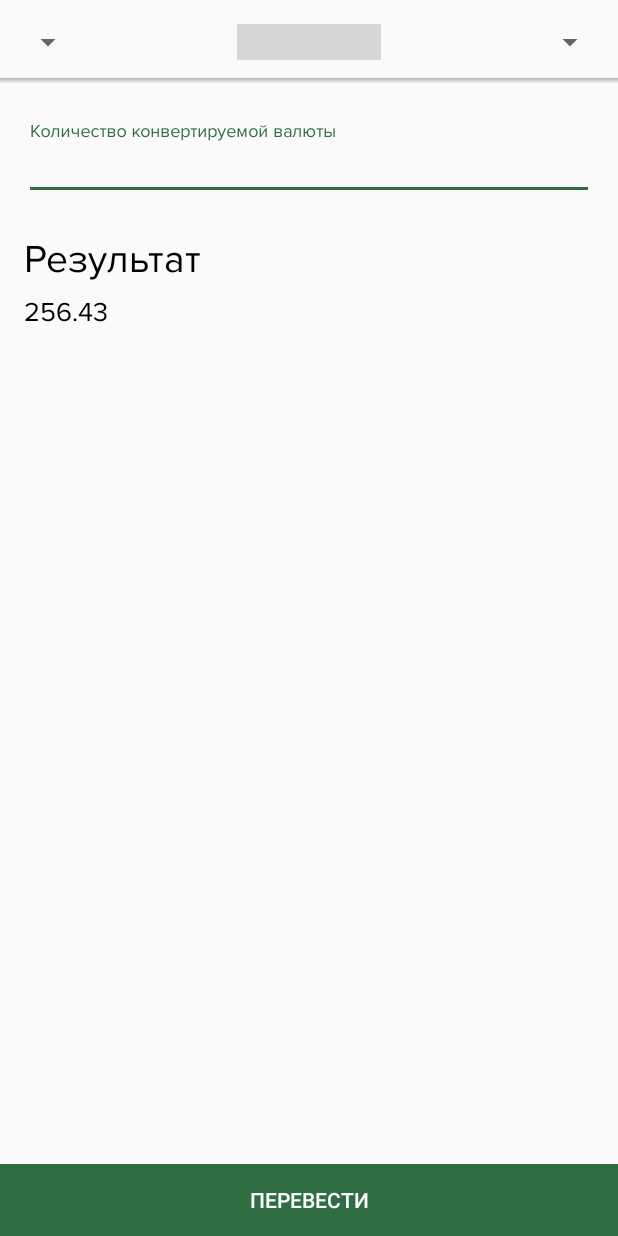
After one commit to Lounah/CurrencyConverter, an Android app: the layout fragment_currency_converter.xml on its own in the app's theme, with its tools: preview values and no code run, on a phone screen of 412 x 824 dp. The commit adds this screen. Run offline under Robolectric (Android 15) with nearby library versions, the phone set to English and light mode, and no system bars; grey boxes are pictures that could not be loaded.

Commit message:
Added main theme; App UI completed

```diff
--- /dev/null
+++ b/app/src/main/res/drawable/all_view_elevation.xml
@@ -0,0 +1,9 @@
+<?xml version="1.0" encoding="utf-8"?>
+<shape xmlns:android="http://schemas.android.com/apk/res/android">
+
+    <gradient
+        android:angle="270"
+        android:endColor="@color/white"
+        android:startColor="#b6b6b6"
+        android:type="linear" />
+</shape>
--- a/app/src/main/res/layout/activity_main.xml
+++ b/app/src/main/res/layout/activity_main.xml
@@ -1,18 +1,5 @@
 <?xml version="1.0" encoding="utf-8"?>
-<android.support.constraint.ConstraintLayout xmlns:android="http://schemas.android.com/apk/res/android"
-    xmlns:app="http://schemas.android.com/apk/res-auto"
-    xmlns:tools="http://schemas.android.com/tools"
+<FrameLayout xmlns:android="http://schemas.android.com/apk/res/android"
+    android:id="@+id/container_main"
     android:layout_width="match_parent"
-    android:layout_height="match_parent"
-    tools:context=".MainActivity">
-
-    <TextView
-        android:layout_width="wrap_content"
-        android:layout_height="wrap_content"
-        android:text="Hello World!"
-        app:layout_constraintBottom_toBottomOf="parent"
-        app:layout_constraintLeft_toLeftOf="parent"
-        app:layout_constraintRight_toRightOf="parent"
-        app:layout_constraintTop_toTopOf="parent" />
-
-</android.support.constraint.ConstraintLayout>
+    android:layout_height="match_parent" />
--- /dev/null
+++ b/app/src/main/res/layout/app_bar_converter.xml
@@ -0,0 +1,35 @@
+<?xml version="1.0" encoding="utf-8"?>
+<FrameLayout xmlns:android="http://schemas.android.com/apk/res/android"
+    android:layout_width="match_parent"
+    android:layout_height="wrap_content">
+
+    <Spinner
+        android:id="@+id/spinner_converter_from"
+        android:layout_width="wrap_content"
+        android:layout_height="wrap_content"
+        android:layout_gravity="start|center_vertical"
+        android:layout_margin="@dimen/app_margin_medium" />
+
+    <ImageButton
+        android:id="@+id/btn_converter_swap_currencies"
+        android:layout_width="wrap_content"
+        android:layout_height="wrap_content"
+        android:layout_gravity="center"
+        android:layout_margin="@dimen/app_margin"
+        android:background="?selectableItemBackground"
+        android:src="@drawable/ic_swap_horiz_black_36dp" />
+
+    <Spinner
+        android:id="@+id/spinner_converter_to"
+        android:layout_width="wrap_content"
+        android:layout_height="wrap_content"
+        android:layout_gravity="end|center_vertical"
+        android:layout_margin="@dimen/app_margin_medium" />
+
+    <View
+        android:layout_width="match_parent"
+        android:layout_height="4dp"
+        android:layout_gravity="bottom"
+        android:background="@drawable/all_view_elevation"/>
+
+</FrameLayout>
--- /dev/null
+++ b/app/src/main/res/layout/fragment_currency_converter.xml
@@ -0,0 +1,75 @@
+<?xml version="1.0" encoding="utf-8"?>
+<android.support.constraint.ConstraintLayout xmlns:android="http://schemas.android.com/apk/res/android"
+    xmlns:app="http://schemas.android.com/apk/res-auto"
+    xmlns:tools="http://schemas.android.com/tools"
+    android:layout_width="match_parent"
+    android:layout_height="match_parent">
+
+    <include
+        android:id="@+id/app_bar_coverter"
+        layout="@layout/app_bar_converter"
+        android:layout_width="match_parent"
+        android:layout_height="?attr/actionBarSize"
+        app:layout_constraintEnd_toEndOf="parent"
+        app:layout_constraintStart_toStartOf="parent"
+        app:layout_constraintTop_toTopOf="parent" />
+
+    <android.support.design.widget.TextInputLayout
+        android:id="@+id/input_layout_password"
+        android:layout_width="match_parent"
+        android:layout_height="wrap_content"
+        android:layout_marginEnd="@dimen/app_margin"
+        android:layout_marginStart="@dimen/app_margin"
+        android:layout_marginTop="@dimen/app_margin_large"
+        app:layout_constraintEnd_toEndOf="parent"
+        app:layout_constraintStart_toStartOf="parent"
+        app:layout_constraintTop_toBottomOf="@id/app_bar_coverter">
+
+        <EditText
+            android:id="@+id/editText"
+            style="@style/TextStyle"
+            android:layout_width="match_parent"
+            android:layout_height="wrap_content"
+            android:ems="10"
+            android:hint="@string/value_to_covert"
+            android:inputType="numberDecimal" />
+
+    </android.support.design.widget.TextInputLayout>
+
+    <TextView
+        android:id="@+id/label_converter_result"
+        style="@style/TextStyle.Large"
+        android:layout_width="0dp"
+        android:layout_height="wrap_content"
+        android:layout_marginStart="@dimen/app_margin"
+        android:layout_marginTop="@dimen/app_margin_large"
+        android:text="@string/result_of_conversion"
+        app:layout_constraintEnd_toEndOf="parent"
+        app:layout_constraintStart_toStartOf="parent"
+        app:layout_constraintTop_toBottomOf="@+id/input_layout_password" />
+
+    <TextView
+        android:id="@+id/tv_converter_result_of_conversion"
+        style="@style/TextStyle"
+        android:layout_width="match_parent"
+        android:layout_height="wrap_content"
+        android:layout_marginStart="@dimen/app_margin"
+        android:layout_marginTop="@dimen/app_margin_medium"
+        app:layout_constraintEnd_toEndOf="parent"
+        app:layout_constraintStart_toStartOf="parent"
+        app:layout_constraintTop_toBottomOf="@+id/label_converter_result"
+        tools:text="256.43" />
+
+    <Button
+        android:id="@+id/btn_converter_convert"
+        style="@android:style/Widget.DeviceDefault.Button.Borderless"
+        android:layout_width="0dp"
+        android:layout_height="wrap_content"
+        android:background="@color/greenDark"
+        android:text="@string/convert"
+        android:textColor="@color/white"
+        app:layout_constraintBottom_toBottomOf="parent"
+        app:layout_constraintEnd_toEndOf="parent"
+        app:layout_constraintStart_toStartOf="parent" />
+
+</android.support.constraint.ConstraintLayout>
```
